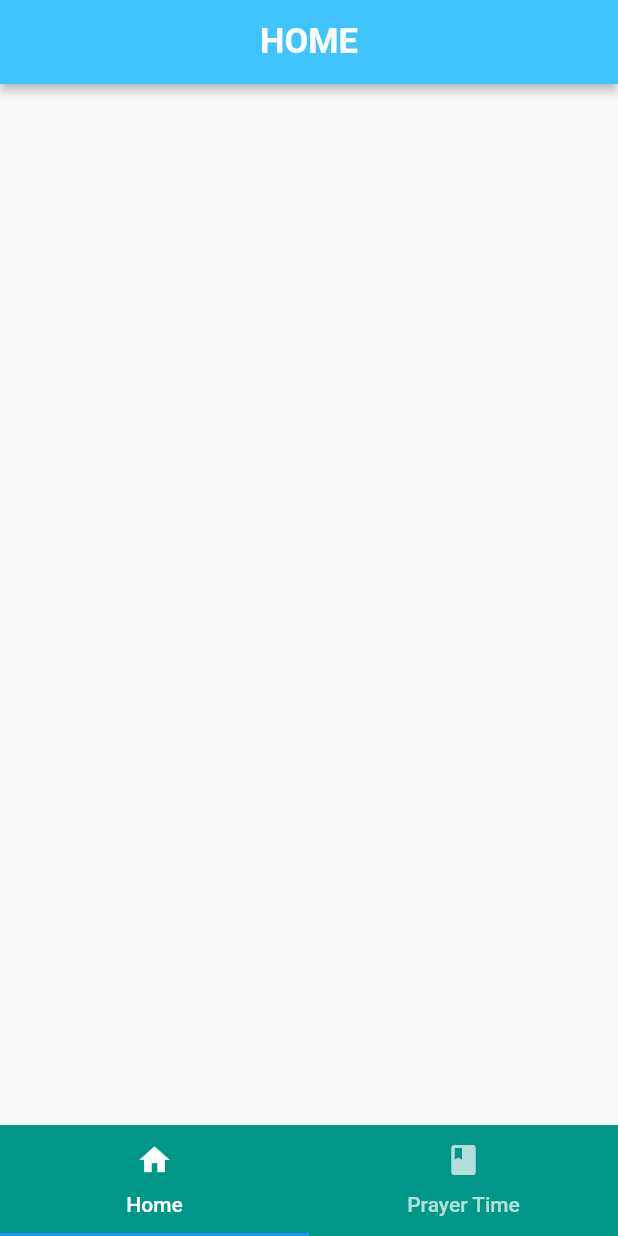
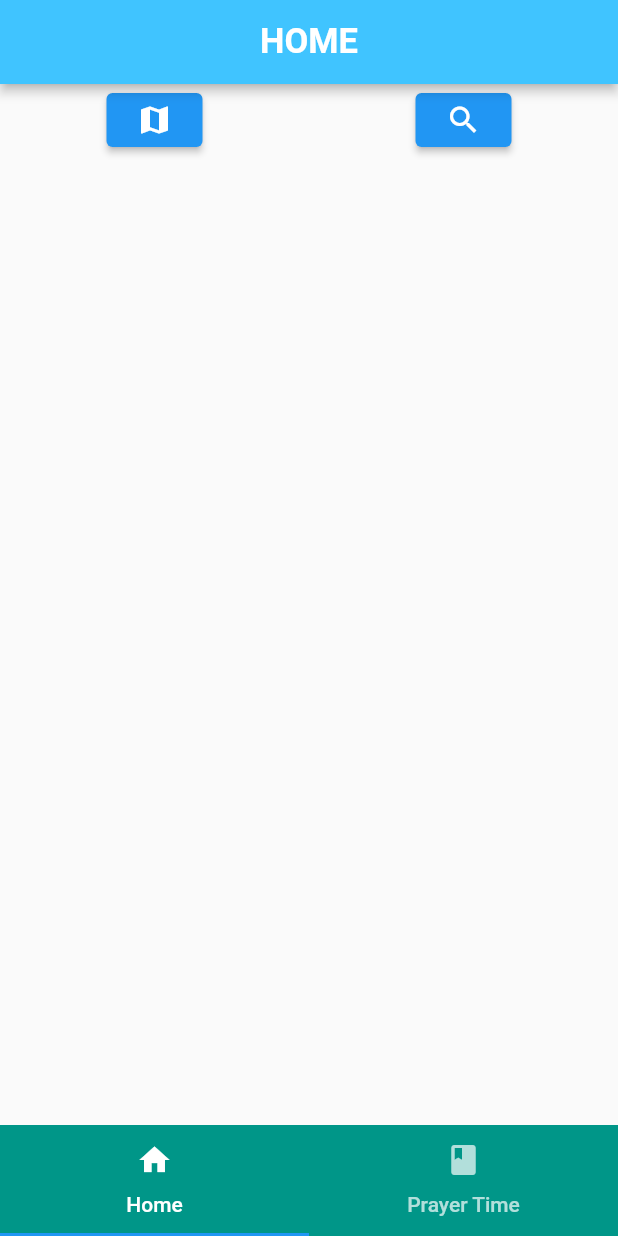
Before and after one commit to AkramahAhmadFaizi/Masjid-App, a Flutter app: the screen it shows after launch, on a phone screen of 412 x 824 dp. Run offline on Flutter 3.47's test engine with Material 2 defaults, Android fonts, the phone set to English and light mode, and no system bars.

Commit message:
added search city bar

```diff
--- a/lib/Home.dart
+++ b/lib/Home_page/Home.dart
@@ -22,6 +22,24 @@ class _HomeState extends State<Home> {
         backgroundColor: Colors.lightBlueAccent,
         elevation: 3.0,
       ),
+      body: Column(
+        children: [
+        Row(
+          mainAxisAlignment: MainAxisAlignment.spaceAround,
+          children: [
+            ElevatedButton(
+              child: Icon(Icons.map),
+              onPressed: (){},
+            ),
+            ElevatedButton(
+              child: Icon(Icons.search),
+              onPressed: (){},
+            )
+          ],
+        ),
+
+      ],
+    ),
     );
   }
 }
--- a/lib/NavigationBar.dart
+++ b/lib/NavigationBar.dart
@@ -1,7 +1,7 @@
 import 'package:flutter/material.dart';
 
-import 'Home.dart';
-import 'Prayer_time.dart';
+import 'Home_page/Home.dart';
+import 'Prayertime_page/Prayer_time.dart';
 
 class Navigation_Bar extends StatefulWidget{
 
```
Also changed, not shown: lib/Prayertime_page/Prayer_time.dart (renamed from lib/Prayer_time.dart, +24 -3 lines), lib/Prayertime_page/search.dart (added, +42 -0 lines), lib/Home_page/Favourites.dart (added).
